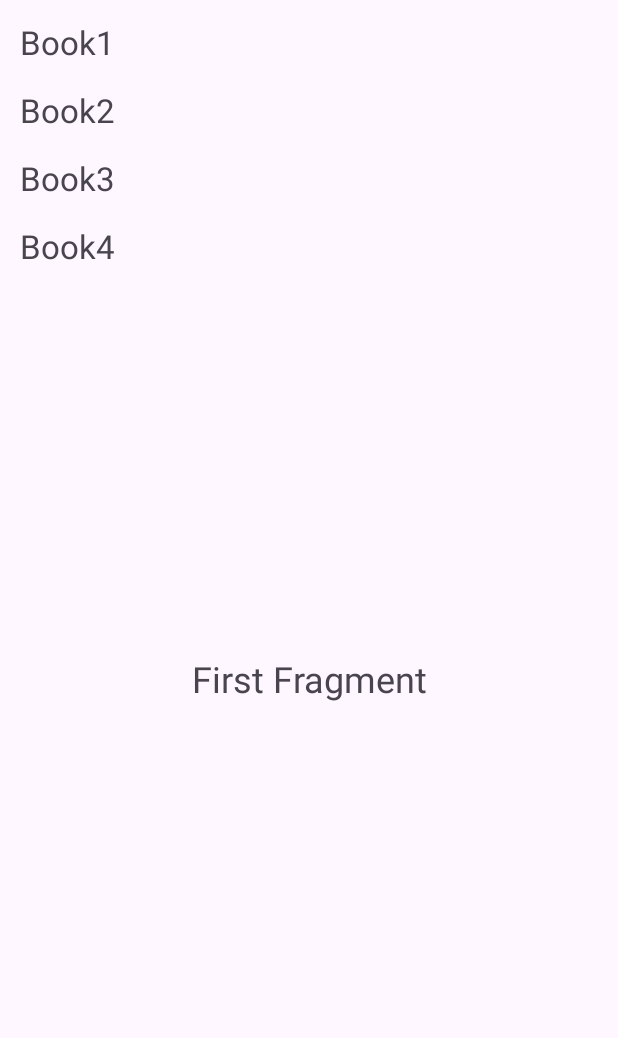
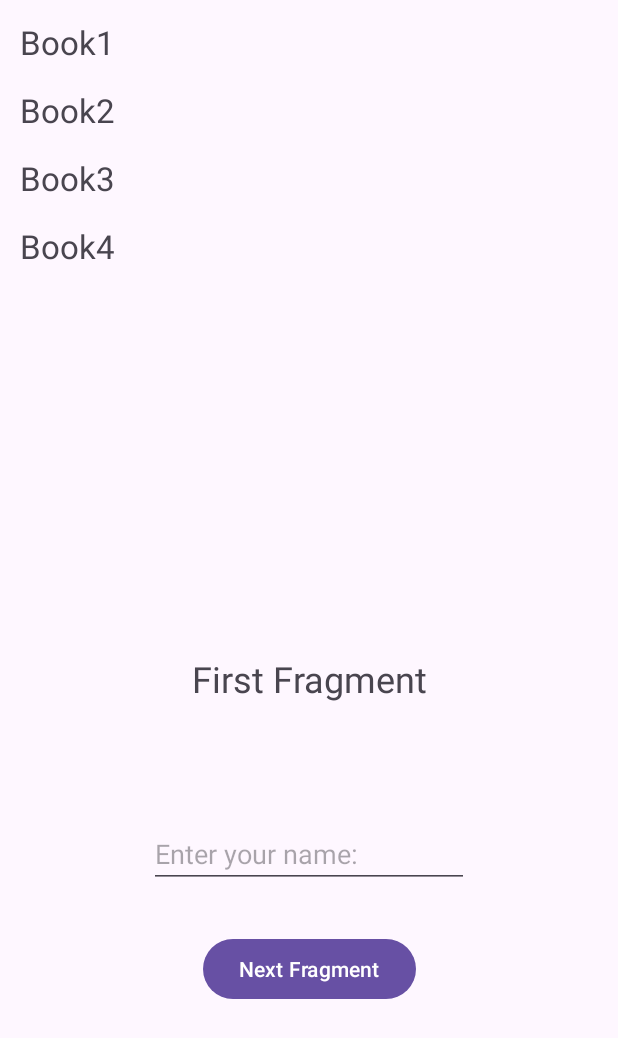
Before and after one commit to eliffvural/BookLensAPP-, an Android app: the screen it shows after launch (MainActivity), on a phone screen of 412 x 824 dp. Shown: the top 1038 px of the screen. Run offline under Robolectric (Android 15) with nearby library versions, the phone set to English and light mode, and no system bars.

Commit message:
plain text and button added

```diff
--- a/app/src/main/res/layout/activity_main.xml
+++ b/app/src/main/res/layout/activity_main.xml
@@ -33,4 +33,27 @@
         app:navGraph="@navigation/nav_graph"
         tools:layout_editor_absoluteX="1dp" />
 
+    <EditText
+        android:id="@+id/editTextText"
+        android:layout_width="wrap_content"
+        android:layout_height="wrap_content"
+        android:ems="10"
+        android:hint="Enter your name: "
+        android:inputType="text"
+        app:layout_constraintBottom_toBottomOf="parent"
+        app:layout_constraintEnd_toEndOf="parent"
+        app:layout_constraintStart_toStartOf="parent"
+        app:layout_constraintTop_toTopOf="@+id/bookRecyclerView"
+        app:layout_constraintVertical_bias="0.7" />
+
+    <Button
+        android:id="@+id/button"
+        android:layout_width="wrap_content"
+        android:layout_height="wrap_content"
+        android:layout_marginTop="30dp"
+        android:text="Next Fragment"
+        app:layout_constraintEnd_toEndOf="@+id/editTextText"
+        app:layout_constraintStart_toStartOf="@+id/editTextText"
+        app:layout_constraintTop_toBottomOf="@+id/editTextText" />
+
 </androidx.constraintlayout.widget.ConstraintLayout>
```
